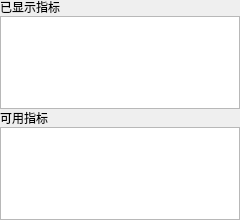
The window that stockwidget/ui/generated/metric_pool.ui (sbr0574/StockWidget) describes before a commit, drawn with Qt 5.
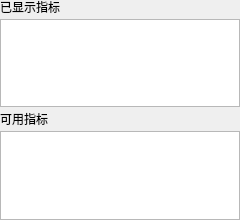
The same window after the commit. Custom widgets are drawn as their Qt base class.

```diff
--- a/stockwidget/ui/generated/metric_pool.ui
+++ b/stockwidget/ui/generated/metric_pool.ui
@@ -16,7 +16,7 @@
     <number>0</number>
    </property>
    <property name="spacing">
-    <number>2</number>
+    <number>5</number>
    </property>
    <item>
     <widget class="QLabel" name="displayed_label">
```
